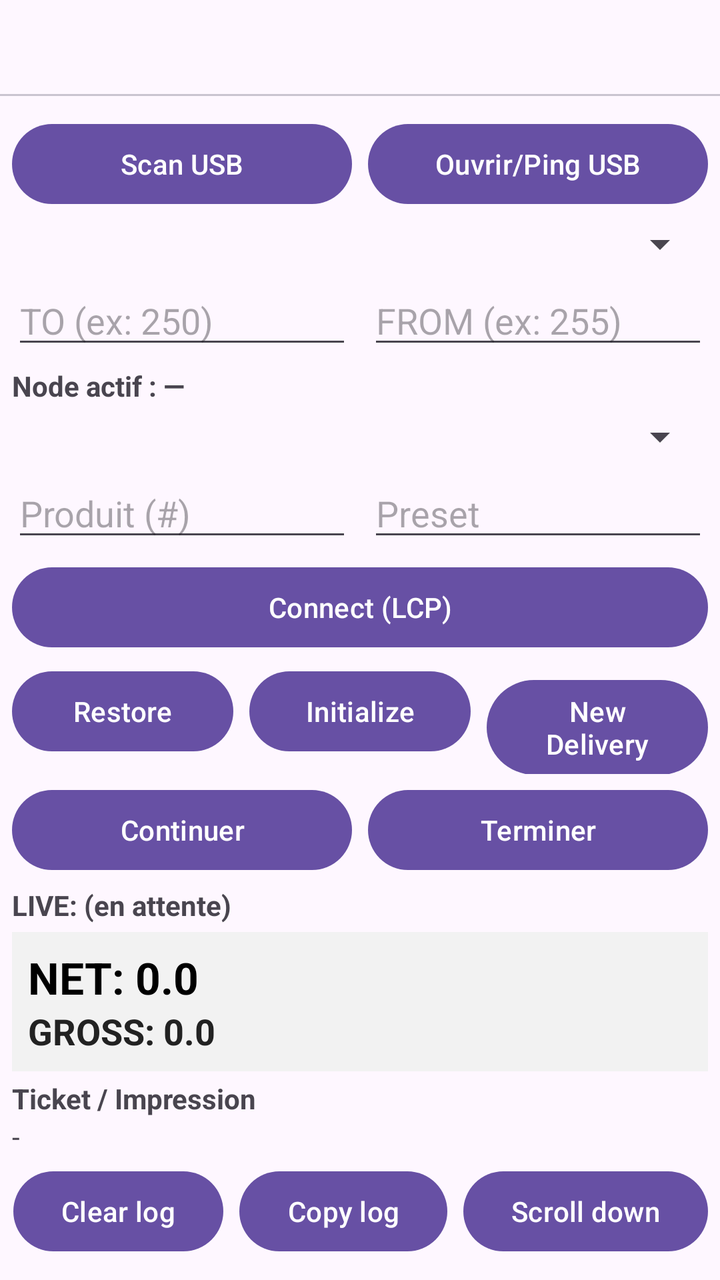
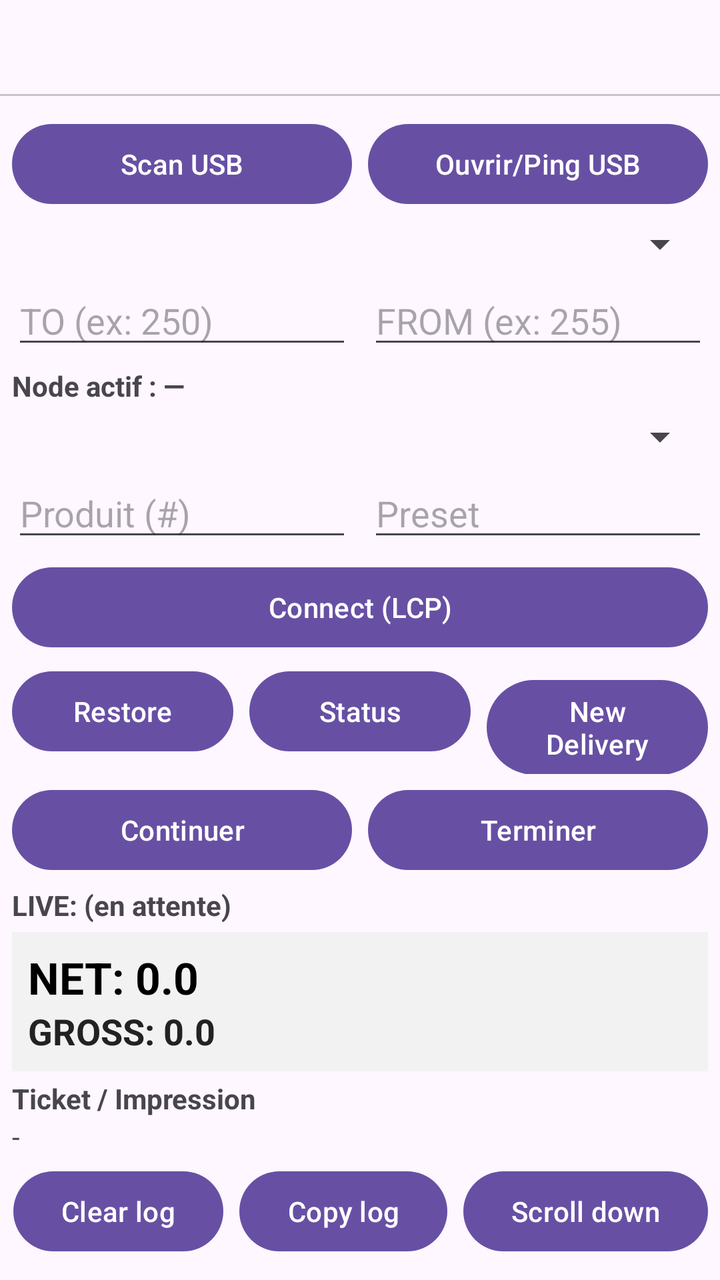

Compare the two renders of this Android layout. The source of the first and the diff that turns it into the second are given below.
<!-- AndroidManifest.xml: application theme Theme.Material3.DayNight.NoActionBar -->
<!-- res/layout/activity_main.xml -->
<LinearLayout xmlns:android="http://schemas.android.com/apk/res/android"
    xmlns:app="http://schemas.android.com/apk/res-auto"
    android:id="@+id/rootTabs"
    android:layout_width="match_parent"
    android:layout_height="match_parent"
    android:orientation="vertical">

    
    <com.google.android.material.tabs.TabLayout
        android:id="@+id/tabLayout"
        android:layout_width="match_parent"
        android:layout_height="wrap_content"
        app:tabMode="fixed"
        app:tabGravity="fill" />

    
    <LinearLayout
        android:id="@+id/pageMain"
        android:layout_width="match_parent"
        android:layout_height="match_parent"
        android:orientation="vertical">

        
        <LinearLayout
            android:id="@+id/root"
            android:layout_width="match_parent"
            android:layout_height="match_parent"
            android:orientation="vertical"
            android:padding="6dp">

            
            <LinearLayout
                android:layout_width="match_parent"
                android:layout_height="wrap_content"
                android:orientation="horizontal"
                android:layout_marginTop="4dp">

                <Button
                    android:id="@+id/btnScanUsb"
                    android:layout_width="0dp"
                    android:layout_height="wrap_content"
                    android:layout_weight="1"
                    android:text="Scan USB" />

                <Button
                    android:id="@+id/btnPingUsb"
                    android:layout_width="0dp"
                    android:layout_height="wrap_content"
                    android:layout_weight="1"
                    android:layout_marginStart="8dp"
                    android:text="Ouvrir/Ping USB" />
            </LinearLayout>

            <Spinner
                android:id="@+id/spnUsbDevices"
                android:layout_width="match_parent"
                android:layout_height="wrap_content"
                android:layout_marginTop="4dp" />

            
            <LinearLayout
                android:layout_width="match_parent"
                android:layout_height="wrap_content"
                android:orientation="horizontal"
                android:layout_marginTop="4dp">

                <EditText
                    android:id="@+id/edtTo"
                    android:layout_width="0dp"
                    android:layout_height="wrap_content"
                    android:layout_weight="1"
                    android:hint="TO (ex: 250)"
                    android:inputType="number"
                    android:singleLine="true" />

                <EditText
                    android:id="@+id/edtFrom"
                    android:layout_width="0dp"
                    android:layout_height="wrap_content"
                    android:layout_weight="1"
                    android:layout_marginStart="8dp"
                    android:hint="FROM (ex: 255)"
                    android:inputType="number"
                    android:singleLine="true" />
            </LinearLayout>

            
            <TextView
                android:id="@+id/txtActiveNode"
                android:layout_width="match_parent"
                android:layout_height="wrap_content"
                android:text="Node actif : —"
                android:textStyle="bold"
                android:layout_marginTop="4dp" />

            
            <Spinner
                android:id="@+id/spnProducts"
                android:layout_width="match_parent"
                android:layout_height="wrap_content"
                android:layout_marginTop="4dp" />

            
            <LinearLayout
                android:layout_width="match_parent"
                android:layout_height="wrap_content"
                android:orientation="horizontal"
                android:layout_marginTop="4dp">

                <EditText
                    android:id="@+id/edtProduct"
                    android:layout_width="0dp"
                    android:layout_height="wrap_content"
                    android:layout_weight="1"
                    android:hint="Produit (#)"
                    android:inputType="number"
                    android:singleLine="true" />

                <EditText
                    android:id="@+id/edtPreset"
                    android:layout_width="0dp"
                    android:layout_height="wrap_content"
                    android:layout_weight="1"
                    android:layout_marginStart="8dp"
                    android:hint="Preset"
                    android:inputType="numberDecimal"
                    android:singleLine="true" />
            </LinearLayout>

            
            <Button
                android:id="@+id/btnConnect"
                android:layout_width="match_parent"
                android:layout_height="wrap_content"
                android:text="Connect (LCP)"
                android:layout_marginTop="4dp" />

            
            <LinearLayout
                android:layout_width="match_parent"
                android:layout_height="wrap_content"
                android:orientation="horizontal"
                android:layout_marginTop="4dp">

                <Button
                    android:id="@+id/btnA"
                    android:layout_width="0dp"
                    android:layout_height="wrap_content"
                    android:layout_weight="1"
                    android:text="Restore" />

                <Button
                    android:id="@+id/btnB"
                    android:layout_width="0dp"
                    android:layout_height="wrap_content"
                    android:layout_weight="1"
                    android:layout_marginStart="8dp"
                    android:text="Initialize" />

                <Button
                    android:id="@+id/btnC"
                    android:layout_width="0dp"
                    android:layout_height="wrap_content"
                    android:layout_weight="1"
                    android:layout_marginStart="8dp"
                    android:text="New Delivery" />
            </LinearLayout>

            
            <LinearLayout
                android:layout_width="match_parent"
                android:layout_height="wrap_content"
                android:orientation="horizontal"
                android:layout_marginTop="4dp">

                <Button
                    android:id="@+id/btnContinue"
                    android:layout_width="0dp"
                    android:layout_height="wrap_content"
                    android:layout_weight="1"
                    android:text="Continuer" />

                <Button
                    android:id="@+id/btnFinish"
                    android:layout_width="0dp"
                    android:layout_height="wrap_content"
                    android:layout_weight="1"
                    android:layout_marginStart="8dp"
                    android:text="Terminer" />
            </LinearLayout>

            
            <TextView
                android:id="@+id/txtLive"
                android:layout_width="match_parent"
                android:layout_height="wrap_content"
                android:text="LIVE: (en attente)"
                android:textStyle="bold"
                android:layout_marginTop="4dp" />

            
            <LinearLayout
                android:id="@+id/liveQtyPanel"
                android:layout_width="match_parent"
                android:layout_height="wrap_content"
                android:orientation="vertical"
                android:layout_marginTop="4dp"
                android:padding="8dp"
                android:background="#F2F2F2">

                <TextView
                    android:id="@+id/txtQtyNet"
                    android:layout_width="match_parent"
                    android:layout_height="wrap_content"
                    android:text="NET: 0.0"
                    android:textStyle="bold"
                    android:textSize="22sp"
                    android:textColor="#000000" />

                <TextView
                    android:id="@+id/txtQtyGross"
                    android:layout_width="match_parent"
                    android:layout_height="wrap_content"
                    android:text="GROSS: 0.0"
                    android:textStyle="bold"
                    android:textSize="18sp"
                    android:textColor="#222222" />
            </LinearLayout>

            
            <LinearLayout
                android:layout_width="match_parent"
                android:layout_height="wrap_content"
                android:orientation="vertical"
                android:layout_marginTop="4dp">

                <TextView
                    android:layout_width="match_parent"
                    android:layout_height="wrap_content"
                    android:text="Ticket / Impression"
                    android:textStyle="bold" />

                <TextView
                    android:id="@+id/txtTicketNumber"
                    android:layout_width="match_parent"
                    android:layout_height="wrap_content"
                    android:text="-" />
            </LinearLayout>

            
            <ScrollView
                android:id="@+id/logScroll"
                android:layout_width="match_parent"
                android:layout_height="0dp"
                android:layout_weight="1"
                android:fillViewport="true"
                android:background="#111111">

                <TextView
                    android:id="@+id/txtLog"
                    android:layout_width="match_parent"
                    android:layout_height="wrap_content"
                    android:typeface="monospace"
                    android:textIsSelectable="true"
                    android:textSize="12sp"
                    android:textColor="#00FF00"
                    android:padding="6dp" />
            </ScrollView>

            
            <LinearLayout
                android:layout_width="match_parent"
                android:layout_height="wrap_content"
                android:orientation="vertical"
                android:layout_marginTop="4dp">

                <LinearLayout
                    android:layout_width="match_parent"
                    android:layout_height="wrap_content"
                    android:orientation="horizontal"
                    android:gravity="end">

                    <Button
                        android:id="@+id/btnClearLog"
                        android:layout_width="wrap_content"
                        android:layout_height="wrap_content"
                        android:text="Clear log" />

                    <Button
                        android:id="@+id/btnCopyLog"
                        android:layout_width="wrap_content"
                        android:layout_height="wrap_content"
                        android:layout_marginStart="8dp"
                        android:text="Copy log" />

                    <Button
                        android:id="@+id/btnScrollDown"
                        android:layout_width="wrap_content"
                        android:layout_height="wrap_content"
                        android:layout_marginStart="8dp"
                        android:text="Scroll down" />
                </LinearLayout>

                <LinearLayout
                    android:layout_width="match_parent"
                    android:layout_height="wrap_content"
                    android:orientation="horizontal"
                    android:layout_marginTop="2dp">

                    <CheckBox
                        android:id="@+id/cbTxRx"
                        android:layout_width="wrap_content"
                        android:layout_height="wrap_content"
                        android:text="Afficher TX / RX"
                        android:checked="false"
                        android:minHeight="0dp"
                        android:paddingTop="0dp"
                        android:paddingBottom="0dp"/>

                    <CheckBox
                        android:id="@+id/cbLogTs"
                        android:layout_width="wrap_content"
                        android:layout_height="wrap_content"
                        android:layout_marginStart="12dp"
                        android:text="Timestamps UI + IO"
                        android:checked="false"
                        android:minHeight="0dp"
                        android:paddingTop="0dp"
                        android:paddingBottom="0dp"/>
                </LinearLayout>
            </LinearLayout>

        </LinearLayout>
        

    </LinearLayout>

    
    <LinearLayout
        android:id="@+id/pageApiFace"
        android:layout_width="match_parent"
        android:layout_height="match_parent"
        android:orientation="vertical"
        android:visibility="gone">

        
        <include layout="@layout/fragment_api_face" />
    </LinearLayout>

</LinearLayout>
<!-- res/layout/fragment_api_face.xml (included above) -->
<LinearLayout xmlns:android="http://schemas.android.com/apk/res/android"
    android:id="@+id/apiFaceRoot"
    android:layout_width="match_parent"
    android:layout_height="match_parent"
    android:orientation="vertical"
    android:padding="12dp">

    <TextView
        android:id="@+id/txtApiTitle"
        android:layout_width="match_parent"
        android:layout_height="wrap_content"
        android:text="API-FACE"
        android:textStyle="bold"
        android:textSize="20sp"/>

    <TextView
        android:id="@+id/txtApiStatus"
        android:layout_width="match_parent"
        android:layout_height="wrap_content"
        android:text="Status: STOPPED"
        android:textStyle="bold"
        android:paddingTop="6dp"/>

    <TextView
        android:id="@+id/txtApiUrl"
        android:layout_width="match_parent"
        android:layout_height="wrap_content"
        android:text="http://127.0.0.1:8765"
        android:textIsSelectable="true"
        android:paddingTop="4dp"/>

    
    <LinearLayout
        android:layout_width="match_parent"
        android:layout_height="wrap_content"
        android:orientation="horizontal"
        android:paddingTop="10dp">

        <Button
            android:id="@+id/btnApiStart"
            android:layout_width="0dp"
            android:layout_height="wrap_content"
            android:layout_weight="1"
            android:text="Start API"/>

        <Button
            android:id="@+id/btnApiStop"
            android:layout_width="0dp"
            android:layout_height="wrap_content"
            android:layout_weight="1"
            android:layout_marginStart="8dp"
            android:text="Stop API"/>
    </LinearLayout>

    
    <LinearLayout
        android:layout_width="match_parent"
        android:layout_height="wrap_content"
        android:orientation="horizontal"
        android:paddingTop="6dp">

        <Button
            android:id="@+id/btnApiClearTrace"
            android:layout_width="0dp"
            android:layout_height="wrap_content"
            android:layout_weight="1"
            android:text="Clear trace"/>

        <Button
            android:id="@+id/btnApiCopyCurl"
            android:layout_width="0dp"
            android:layout_height="wrap_content"
            android:layout_weight="1"
            android:layout_marginStart="8dp"
            android:text="Copy curl"/>
    </LinearLayout>

    <TextView
        android:id="@+id/txtApiHowTo"
        android:layout_width="match_parent"
        android:layout_height="wrap_content"
        android:paddingTop="10dp"
        android:text="Workflow attendu:\n1) GET /v1/usb/scan\n2) POST /v1/usb/open-ping\n3) POST /v1/lcp/connect (next=C ou A)\n4a) POST /v1/delivery/oneshot/start (nouveau)\n4b) POST /v1/delivery/C (legacy)\n5) GET /v1/delivery/job/{jobId}\n6) POST /v1/delivery/job/continue (nouveau)\n7) POST /v1/delivery/job/terminate (nouveau)\n\nRègles:\n- Start API refusé si pas de controller (pas de Connect LCP)\n- API locale seulement (127.0.0.1)"
        android:textSize="13sp"/>

    <TextView
        android:id="@+id/txtApiTraceTitle"
        android:layout_width="match_parent"
        android:layout_height="wrap_content"
        android:text="Trace API (REQ/RESP):"
        android:textStyle="bold"
        android:paddingTop="10dp"/>

    <Button
        android:id="@+id/apiTraceScrollDown"
        android:layout_width="wrap_content"
        android:layout_height="wrap_content"
        android:layout_marginStart="8dp"
        android:text="Scroll down" />
        
    <ScrollView
        android:id="@+id/apiTraceScroll"
        android:layout_width="match_parent"
        android:layout_height="0dp"
        android:layout_weight="1"
        android:fillViewport="true"
        android:background="#111111"
        android:padding="6dp">

        <TextView
            android:id="@+id/txtApiTrace"
            android:layout_width="match_parent"
            android:layout_height="wrap_content"
            android:typeface="monospace"
            android:textSize="12sp"
            android:textColor="#00FF00"
            android:textIsSelectable="true"
            android:text="(trace vide)"/>
    </ScrollView>

</LinearLayout>
<!-- resources referenced by this layout -->
<resources>

</resources>

<!-- the commit's change to res/layout/activity_main.xml (unified diff, before → after) -->
@@ -155,7 +155,7 @@
                     android:layout_height="wrap_content"
                     android:layout_weight="1"
                     android:layout_marginStart="8dp"
-                    android:text="Initialize" />
+                    android:text="Status" />
 
                 <Button
                     android:id="@+id/btnC"
